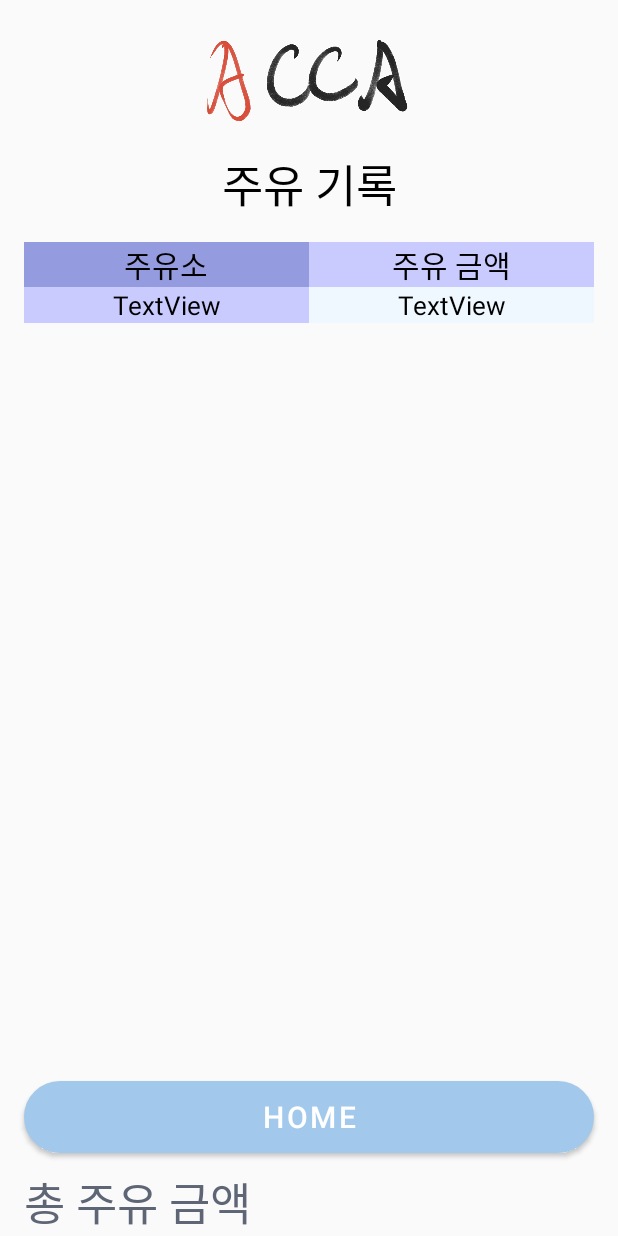
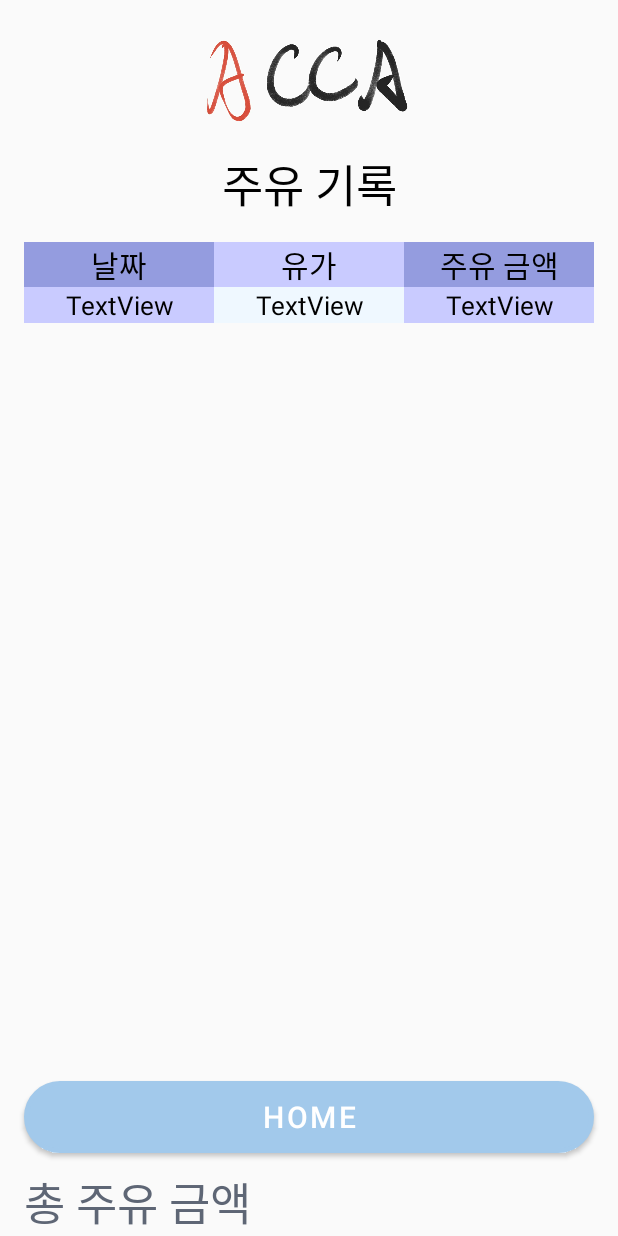
Before and after one commit to Jong-han/CAR-CARE-APP_kotlin, an Android app: the screen it shows after launch (MainActivity), after a tap on "주유기록", on a phone screen of 412 x 824 dp. Run offline under Robolectric (Android 15) with nearby library versions, the light colour scheme and no system bars; our stand-ins replace Room's generated code, data binding.

Commit message:
SMS수신확인 및 UI변경

```diff
--- a/app/src/main/java/halla/icsw/acca_kotlin/Maintenance/Cycle.kt
+++ b/app/src/main/java/halla/icsw/acca_kotlin/Maintenance/Cycle.kt
@@ -5,9 +5,8 @@ class Cycle(cycle: Double) {
 
     fun getPartData(distance: Double): PartData {
         var remainingDistance = cycle - distance // 부품교체까지 남은 거리
-        var statusPart = 0 // 부품교체까지 남은 거리에 대한 상태
 
-        statusPart = if (distance / cycle * 100 > 66)
+        var statusPart: Int = if (distance / cycle * 100 > 66) // 부품교체까지 남은 거리에 대한 상태
             0 // 경고
         else if (distance / cycle * 100 <= 66 && distance / cycle * 100 > 33)
             1 // 주의
--- a/app/src/main/java/halla/icsw/acca_kotlin/SMSReceiver.kt
+++ b/app/src/main/java/halla/icsw/acca_kotlin/SMSReceiver.kt
@@ -4,6 +4,7 @@ import android.content.BroadcastReceiver
 import android.content.Context
 import android.content.Intent
 import android.telephony.SmsMessage
+import android.util.Log
 import android.widget.Toast
 
 class SMSReceiver : BroadcastReceiver() {
@@ -11,23 +12,27 @@ class SMSReceiver : BroadcastReceiver() {
     override fun onReceive(context: Context, intent: Intent) {
         if (intent.action.equals("android.provider.Telephony.SMS_RECEIVED")) {
             Toast.makeText(context, "메시지 수신", Toast.LENGTH_SHORT).show()
-//            val bundle = intent.extras
-//            var str = "" // 출력할 문자열 저장
-//
-//            if (bundle != null) { // 수신된 내용이 있으면
-//                // 실제 메세지는 Object타입의 배열에 PDU 형식으로 저장됨
-//                // 수신된 내용이 있으면
-//                // 실제 메세지는 Object타입의 배열에 PDU 형식으로 저장됨
-//                val pdus = bundle["pdus"] as Array<Any>?
-//                val msgs = arrayOfNulls<SmsMessage>(
-//                    pdus!!.size
-//                )
-//                for (i in msgs.indices) {
-//                    // PDU 포맷으로 되어 있는 메시지를 복원합니다.
-//                    msgs[i] = SmsMessage.createFromPdu(pdus!![i] as ByteArray)
-//                    str += msgs[i]?.getMessageBody().toString()
-//                }
-//            }
+            val bundle = intent.extras
+            var message = "" // 출력할 문자열 저장
+
+            if (bundle != null) { // 수신된 내용이 있으면
+                // 실제 메세지는 Object타입의 배열에 PDU 형식으로 저장됨
+                val pdus = bundle["pdus"] as Array<Any>?
+                val msgs = arrayOfNulls<SmsMessage>(
+                    pdus!!.size
+                )
+                for (i in msgs.indices) {
+                    // PDU 포맷으로 되어 있는 메시지를 복원합니다.
+                    if (android.os.Build.VERSION.SDK_INT >= android.os.Build.VERSION_CODES.M) {
+                        msgs[i] = SmsMessage.createFromPdu(pdus!![i] as ByteArray, bundle.getString("format"))
+                    } else {
+                        @Suppress("DEPRECATION")
+                        msgs[i] = SmsMessage.createFromPdu(pdus!![i] as ByteArray)
+                    }
+                    message += msgs[i]?.getMessageBody().toString()
+                }
+            }
+            Log.d("메시지수신!", message)
         }
     }
 }
--- a/app/src/main/java/halla/icsw/acca_kotlin/fragment/LoadingFragment.kt
+++ b/app/src/main/java/halla/icsw/acca_kotlin/fragment/LoadingFragment.kt
@@ -30,6 +30,6 @@ class LoadingFragment : Fragment() {
     }
     fun loading(){
         val handler = Handler(Looper.getMainLooper())
-        handler.postDelayed({navController.navigate(R.id.action_loadingFragment_to_mainFragment)}, 2000)
+        handler.postDelayed({navController.navigate(R.id.action_loadingFragment_to_mainFragment)}, 1000)
     }
 }
--- a/app/src/main/res/layout/fragment_oil_record.xml
+++ b/app/src/main/res/layout/fragment_oil_record.xml
@@ -34,9 +34,9 @@
         <ScrollView
             android:layout_width="match_parent"
             android:layout_height="wrap_content"
-            android:layout_weight="10"
+            android:layout_marginLeft="16dp"
             android:layout_marginRight="16dp"
-            android:layout_marginLeft="16dp">
+            android:layout_weight="10">
 
             <LinearLayout
                 android:layout_width="match_parent"
@@ -56,20 +56,32 @@
                         android:layout_weight="1"
                         android:background="@color/background_color2"
                         android:gravity="center"
-                        android:text="주유소"
+                        android:text="날짜"
                         android:textColor="@android:color/black"
                         android:textSize="20sp" />
 
                     <TextView
                         android:id="@+id/textViasdf"
                         android:layout_width="match_parent"
+                        android:layout_height="match_parent"
+                        android:layout_weight="1"
+                        android:background="@color/background_color"
+                        android:gravity="center"
+                        android:text="유가"
+                        android:textColor="@android:color/black"
+                        android:textSize="20sp" />
+
+                    <TextView
+                        android:id="@+id/asdfadsf"
+                        android:layout_width="match_parent"
                         android:layout_height="wrap_content"
                         android:layout_weight="1"
-                        android:background="@color/background_color"
+                        android:background="@color/background_color2"
                         android:gravity="center"
                         android:text="주유 금액"
                         android:textColor="@android:color/black"
                         android:textSize="20sp" />
+
                 </LinearLayout>
 
                 <LinearLayout
@@ -78,7 +90,7 @@
                     android:orientation="horizontal">
 
                     <TextView
-                        android:id="@+id/oilStation"
+                        android:id="@+id/oilDate"
                         android:layout_width="wrap_content"
                         android:layout_height="wrap_content"
                         android:layout_weight="1"
@@ -89,18 +101,31 @@
                         android:textSize="17sp" />
 
                     <TextView
-                        android:id="@+id/oilPrise"
+                        android:id="@+id/oilPrice"
                         android:layout_width="wrap_content"
                         android:layout_height="wrap_content"
                         android:layout_weight="1"
+                        android:background="@color/background_color3"
                         android:gravity="center"
                         android:text="TextView"
-                        android:background="@color/background_color3"
                         android:textColor="@android:color/black"
                         android:textSize="17sp" />
+
+                    <TextView
+                        android:id="@+id/totalOilPrice"
+                        android:layout_width="wrap_content"
+                        android:layout_height="wrap_content"
+                        android:layout_weight="1"
+                        android:background="@color/background_color"
+                        android:gravity="center"
+                        android:text="TextView"
+                        android:textColor="@android:color/black"
+                        android:textSize="17sp" />
+
                 </LinearLayout>
             </LinearLayout>
         </ScrollView>
+
         <Button
             android:id="@+id/btn_back"
             android:layout_width="match_parent"
```
